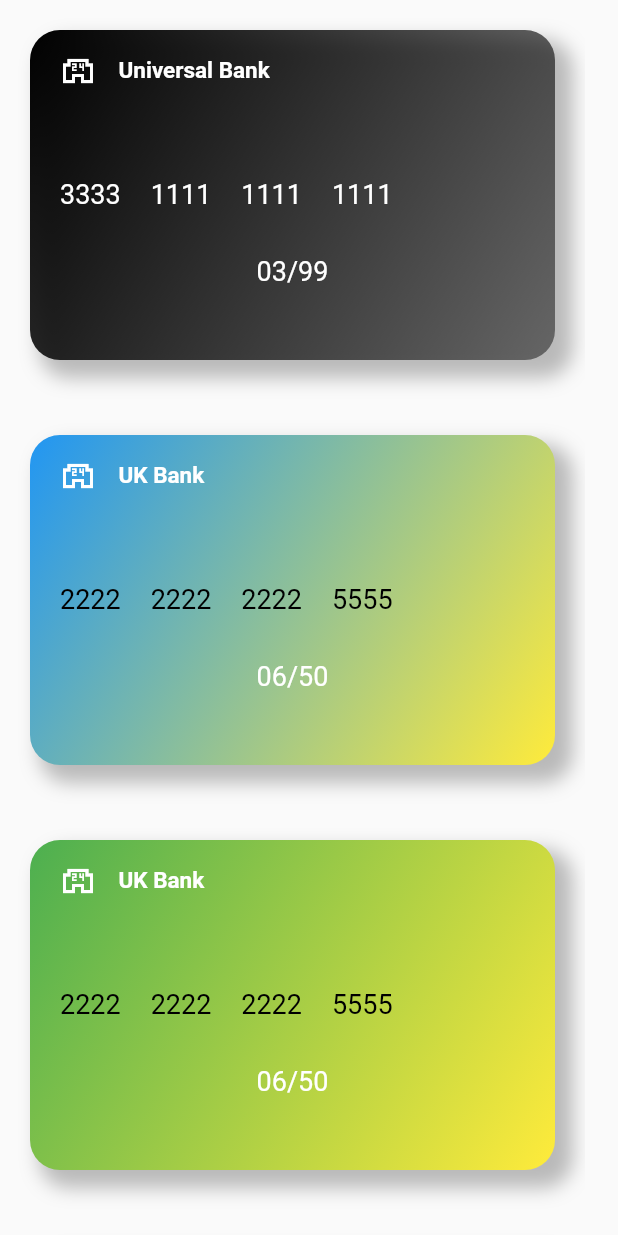
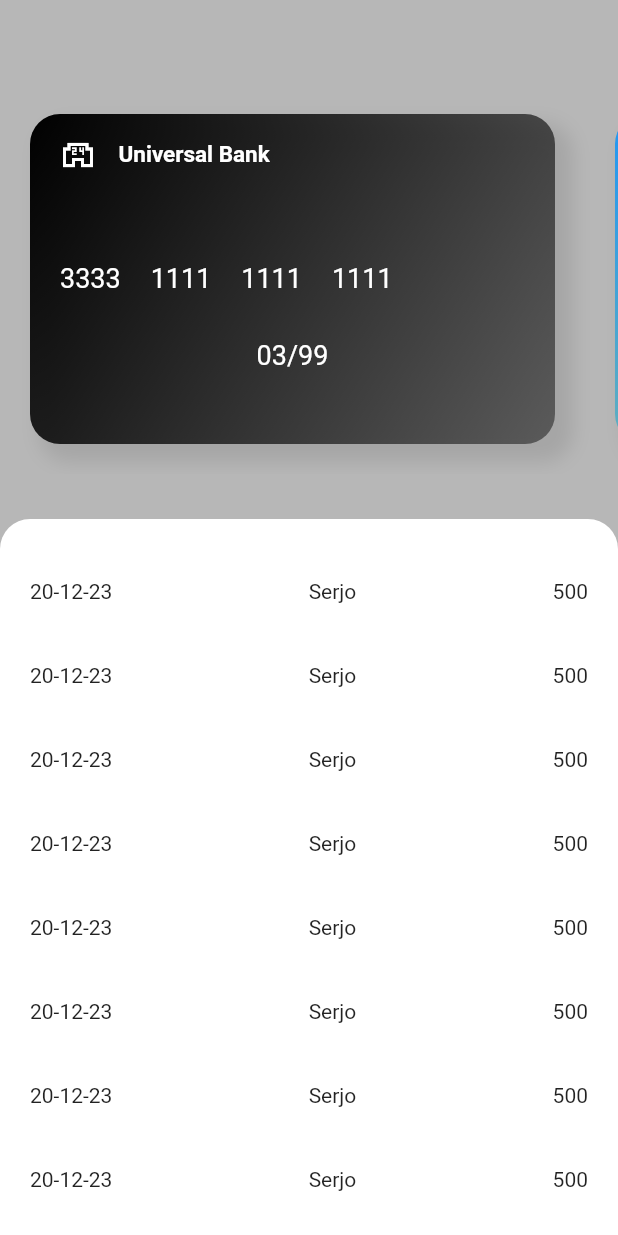
Before and after one commit to DenysMaksymov/flutter_cours, a Flutter app: the screen it shows after launch, on a phone screen of 412 x 824 dp. Run offline on Flutter 3.47's test engine with Material 2 defaults, Android fonts, the phone set to English and light mode, and no system bars.

Commit message:
Added branch

```diff
--- a/lib/components/bank_card.dart
+++ b/lib/components/bank_card/bank_card.dart
@@ -1,4 +1,4 @@
-import 'package:app/components/bank_card_dto.dart';
+import 'package:app/models/bank_card_dto.dart';
 import 'package:flutter/material.dart';
 
 class BankCard extends StatelessWidget {
@@ -10,11 +10,10 @@ class BankCard extends StatelessWidget {
   final BankCarDTO data;
 
   @override
-  Widget build(BuildContext context) {
+  Widget build (BuildContext context) {
     return Container(
       height: 220,
       width: 350,
-      margin: const EdgeInsets.only(bottom: 50),
       decoration: BoxDecoration(
         borderRadius: BorderRadius.circular(20),
         boxShadow: [
--- a/lib/components/bank_card_back.dart
+++ b/lib/components/bank_card/bank_card_back.dart
@@ -1,4 +1,4 @@
-import 'package:app/components/bank_card_dto.dart';
+import 'package:app/models/bank_card_dto.dart';
 import 'package:flutter/material.dart';
 
 class BankCardBack extends StatelessWidget {
@@ -14,7 +14,6 @@ class BankCardBack extends StatelessWidget {
     return Container(
         height: 220,
         width: 350,
-        margin: const EdgeInsets.only(bottom: 50),
         decoration: BoxDecoration(
           borderRadius: BorderRadius.circular(20),
           boxShadow: [
--- a/lib/components/card_switcher.dart
+++ b/lib/components/bank_card/card_switcher.dart
@@ -1,6 +1,6 @@
 import 'dart:math';
 
-import 'package:app/components/bank_card_dto.dart';
+import 'package:app/models/bank_card_dto.dart';
 import 'package:flutter/material.dart';
 
 import 'bank_card.dart';
@@ -25,9 +25,11 @@ class _CardSwitcherState extends State<CardSwitcher> {
   Widget build(BuildContext context) {
     return InkWell(
       onTap: (){
-        showFrontSide =! showFrontSide;
+        showFrontSide = !showFrontSide;
         setState((){});
       },
+      child: Padding(
+        padding: const EdgeInsets.all(20.0),
         child: AnimatedSwitcher(
           duration: const Duration(milliseconds: 500),
           transitionBuilder: transitionBuilder,
@@ -37,6 +39,7 @@ class _CardSwitcherState extends State<CardSwitcher> {
                 )
               : BankCardBack(
                   data: widget.data,
+                ),
         ),
       ),
     );
--- /dev/null
+++ b/lib/components/transaction_list/transaction_item.dart
@@ -0,0 +1,23 @@
+import 'package:app/models/transaction_dto.dart';
+import 'package:flutter/material.dart';
+
+class TransactionItem extends StatelessWidget {
+  const TransactionItem({Key? key, required this.data}) : super(key: key);
+
+  final TransactionDto data;
+
+  @override
+  Widget build(BuildContext context) {
+    return Padding(
+      padding: const EdgeInsets.all(20.0),
+      child: Row(
+        mainAxisAlignment: MainAxisAlignment.spaceBetween,
+        children: [
+          Text(data.date),
+          Text(data.name),
+          Text(data.amount),
+        ],
+      ),
+    );
+  }
+}
--- /dev/null
+++ b/lib/components/transaction_list/transaction_list.dart
@@ -0,0 +1,42 @@
+import 'package:app/components/transaction_list/transaction_item.dart';
+import 'package:app/models/transaction_dto.dart';
+import 'package:flutter/material.dart';
+
+class TransactionList extends StatelessWidget {
+  const TransactionList({Key? key}) : super(key: key);
+
+  @override
+  Widget build(BuildContext context) {
+    return Expanded(
+      child: Container(
+        padding: EdgeInsets.only(top: 20),
+          decoration: const BoxDecoration(
+              color: Colors.white,
+              borderRadius: BorderRadius.only(
+                topLeft: Radius.circular(20),
+                topRight: Radius.circular(20),
+              )),
+          child: SingleChildScrollView(
+            child: Column(
+              children: [
+                ...transactionList.map(
+                  (value) => TransactionItem(
+                    data: value,
+                  ),
+                ),
+                ...transactionList.map(
+                      (value) => TransactionItem(
+                    data: value,
+                  ),
+                ),
+                ...transactionList.map(
+                      (value) => TransactionItem(
+                    data: value,
+                  ),
+                ),
+              ],
+            ),
+          )),
+    );
+  }
+}
--- a/lib/main.dart
+++ b/lib/main.dart
@@ -1,4 +1,4 @@
-import 'package:app/components/home_screen.dart';
+import 'package:app/screens/home_screen.dart';
 import 'package:flutter/material.dart';
 
 void main() {
@@ -8,6 +8,7 @@ void main() {
 class MyApp extends StatelessWidget {
   const MyApp({super.key});
 
+
   @override
   Widget build(BuildContext context) {
     return MaterialApp(
--- /dev/null
+++ b/lib/models/transaction_dto.dart
@@ -0,0 +1,18 @@
+class TransactionDto{
+  TransactionDto({
+    required this.date,
+    required this.amount,
+    required this.name,
+});
+  final String date;
+  final String amount;
+  final String name;
+}
+
+List<TransactionDto> transactionList = [
+  TransactionDto(date: '20-12-23', amount: '500', name: 'Serjo'),
+  TransactionDto(date: '20-12-23', amount: '500', name: 'Serjo'),
+  TransactionDto(date: '20-12-23', amount: '500', name: 'Serjo'),
+  TransactionDto(date: '20-12-23', amount: '500', name: 'Serjo'),
+  TransactionDto(date: '20-12-23', amount: '500', name: 'Serjo'),
+];
--- a/lib/components/home_screen.dart
+++ b/lib/screens/home_screen.dart
@@ -1,7 +1,6 @@
-import 'package:app/components/bank_card.dart';
-import 'package:app/components/bank_card_back.dart';
-import 'package:app/components/bank_card_dto.dart';
-import 'package:app/components/card_switcher.dart';
+import 'package:app/components/bank_card/card_switcher.dart';
+import 'package:app/components/transaction_list/transaction_list.dart';
+import 'package:app/models/bank_card_dto.dart';
 import 'package:flutter/material.dart';
 
 class HomeScreen extends StatelessWidget {
@@ -68,11 +67,17 @@ class HomeScreen extends StatelessWidget {
   @override
   Widget build(BuildContext context) {
     return Scaffold(
-      body: SafeArea(
-        child: SingleChildScrollView(
-          child: Padding(
-            padding: const EdgeInsets.all(20.0),
-            child: Column(
+      backgroundColor: Color.fromRGBO(183, 183, 183, 1.0),
+      appBar: AppBar(
+        backgroundColor: Colors.transparent,
+        shadowColor: Colors.transparent,
+      ),
+      body: Column(
+        crossAxisAlignment: CrossAxisAlignment.start,
+        children: [
+          SingleChildScrollView(
+            scrollDirection: Axis.horizontal,
+            child: Row(
               mainAxisAlignment: MainAxisAlignment.center,
               children: [
                 ...list.map((value) => CardSwitcher(
@@ -81,7 +86,9 @@ class HomeScreen extends StatelessWidget {
               ],
             ),
           ),
-        ),
+          const SizedBox(height: 30),
+          const TransactionList()
+        ],
       ),
     );
   }
```
Also changed, not shown: lib/models/bank_card_dto.dart (renamed from lib/components/bank_card_dto.dart). Lines whose indentation alone changed are shown as unchanged.
